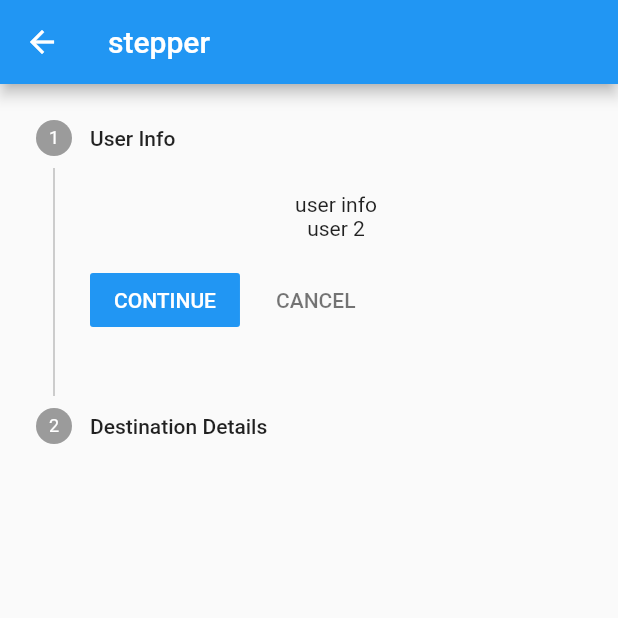
After one commit to efenstakes/flutter-play, a Flutter app: the Stepprs screen opened directly, after a tap on "CONTINUE", after a tap on "CANCEL", on a phone screen of 412 x 824 dp, the top half of it. The commit adds this screen. Run offline on Flutter 3.47's test engine with Material 2 defaults, Android fonts, the phone set to English and light mode, and no system bars; missing offline and left inert: validate.

Commit message:
add steppers

```diff
--- /dev/null
+++ b/lib/pages/stepprs.dart
@@ -0,0 +1,93 @@
+import 'package:flutter/material.dart';
+
+
+class Stepprs extends StatefulWidget {
+
+  @override
+  _Stepprs createState()=> _Stepprs();
+
+}
+
+class _Stepprs extends State<Stepprs> {
+
+  var stepperIndex = 0;
+  var lastStepperIndex = 1;
+
+
+  nextStepper() {
+    print('cont..');
+    if( stepperIndex == lastStepperIndex ) return;
+    setState(()=> stepperIndex += 1);
+  }
+
+  cancelStepper() {
+    if( stepperIndex > 0 ) {
+      stepActivated( (stepperIndex-1) );
+    }
+  }
+
+  stepActivated(var index) {
+    setState((){ stepperIndex = index; });
+  }
+
+
+  @override
+  Widget build(BuildContext context) {
+    return Scaffold(
+
+      appBar: AppBar(title: Text('stepper'),),
+
+      body: Column(
+
+        children: <Widget>[
+
+          Stepper(
+
+            steps: [
+
+              Step(
+                title: Text('User Info'),
+                content: Container(
+                  child: Column(
+                    children: <Widget>[
+
+                      Text('user info'),
+                      Text('user 2'),
+
+                    ],
+                  ),
+                )
+              ),
+              Step(
+                title: Text('Destination Details'),
+                content: Container(
+                  child: Column(
+                    children: <Widget>[
+
+                      Text('Destination info'),
+                      Text('Destination 2'),
+
+                    ],
+                  ),
+                )
+              )
+
+            ],
+
+            currentStep: stepperIndex,
+            onStepTapped: (index)=> stepActivated(index),
+            onStepCancel: cancelStepper,
+            onStepContinue: nextStepper,
+
+          )
+
+
+        ],
+
+
+      ),
+
+    );
+  }// Widget build(BuildContext context) { .. }
+
+}// class _Stepprs extends State<Stepprs> {
--- a/lib/pages/user_detail_form.dart
+++ b/lib/pages/user_detail_form.dart
@@ -1,4 +1,5 @@
 import 'package:flutter/material.dart';
+import 'package:lutr/pages/stepprs.dart';
 import 'package:lutr/pages/terminus.dart';
 
 import 'package:validate/validate.dart';
@@ -134,6 +135,16 @@ class _UserDetailPage extends State<UserDetailPage> {
                               MaterialPageRoute( builder: (context)=> Terminus() )
                             );
                           },
+                        ),
+
+                        RaisedButton(
+                          child: Text('steppers'),
+                          onPressed: (){
+                            Navigator.push(
+                              context,
+                              MaterialPageRoute(builder: (context)=> Stepprs())
+                            );
+                          },
                         )
 
                     ],
```
